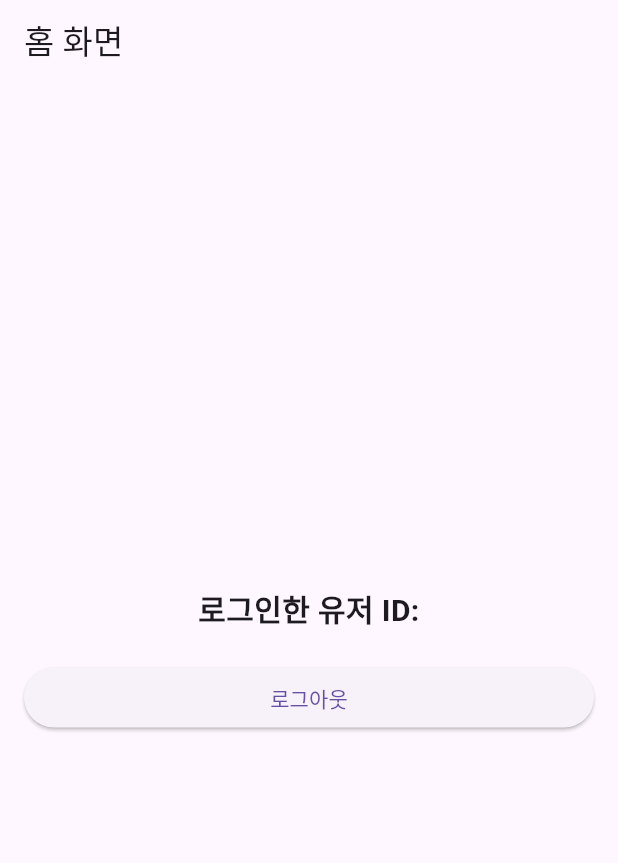
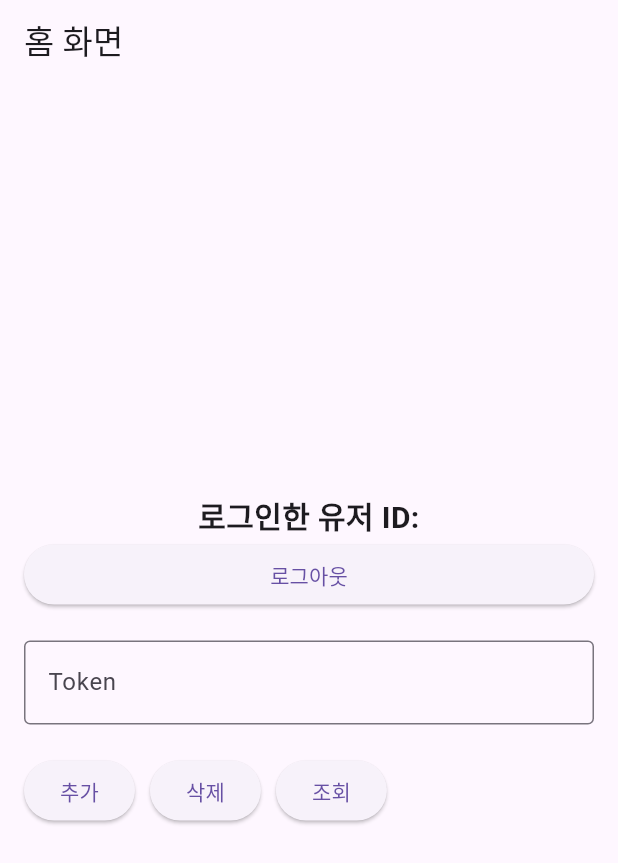
Before and after one commit to monibu1548/swm_flutter_package, a Flutter app: the screen it shows once a user with an empty profile is signed in, on a phone screen of 412 x 824 dp. Shown: the top 863 px of the screen. Run offline on Flutter 3.47's test engine with Material 3 defaults, Android fonts, the phone set to English and light mode, and no system bars; our stand-ins replace supabase_flutter; accounts and stored records are empty.

```diff
--- a/pubspec.yaml
+++ b/pubspec.yaml
@@ -10,6 +10,7 @@ environment:
 dependencies:
   flutter:
     sdk: flutter
+  http: ^1.2.1
   supabase_flutter: ^2.5.4
 
 dev_dependencies:
--- /dev/null
+++ b/sample/devtools_options.yaml
@@ -0,0 +1 @@
+extensions:
--- a/sample/lib/views/home/home_view.dart
+++ b/sample/lib/views/home/home_view.dart
@@ -1,13 +1,20 @@
 import 'package:flutter/material.dart';
 import 'package:flutter_package_sample/views/home/home_view_model.dart';
 import 'package:provider/provider.dart';
+import 'package:swm_flutter_package/network/api_client.dart';
 
 class HomeView extends StatelessWidget {
-  const HomeView({super.key});
+  HomeView({super.key});
+
+  // ApiClient 인스턴스를 생성하여 API 엔드포인트를 설정
+  ApiClient apiClient = ApiClient('https://dthvcgffzopawocgahnr.supabase.co/functions/v1/api');
 
   @override
   Widget build(BuildContext context) {
+    // HomeViewModel을 Provider를 통해 가져옴
     var viewModel = Provider.of<HomeViewModel>(context);
+    // TextEditingController 인스턴스를 생성하여 TextField와 연결
+    TextEditingController textController = TextEditingController();
 
     return Scaffold(
       appBar: AppBar(
@@ -19,17 +26,62 @@ class HomeView extends StatelessWidget {
           mainAxisAlignment: MainAxisAlignment.center,
           crossAxisAlignment: CrossAxisAlignment.stretch,
           children: [
+            // 로그인한 유저 ID를 표시하는 텍스트 위젯
             Text(
               '로그인한 유저 ID: ${viewModel.userID()}',
               style: TextStyle(fontSize: 20, fontWeight: FontWeight.bold),
               textAlign: TextAlign.center,
             ),
-            SizedBox(height: 20),
             ElevatedButton(
               onPressed: () {
+                // 로그아웃 버튼을 눌렀을 때의 동작
                 viewModel.signOut();
               },
               child: Text('로그아웃'),
+            ),
+            SizedBox(height: 20),
+            // 사용자로부터 입력을 받을 TextField
+            TextField(
+              controller: textController,
+              decoration: InputDecoration(
+                labelText: 'Token',
+                border: OutlineInputBorder(),
+              ),
+            ),
+            SizedBox(height: 20),
+            // API 요청을 위한 버튼들을 포함하는 Row
+            Row(
+              children: [
+                ElevatedButton(
+                  onPressed: () {
+                    // '추가' 버튼을 눌렀을 때 API의 POST 엔드포인트를 호출
+                    apiClient.post('/users/v1/fcmToken', {'fcmToken': textController.text})
+                        .then((value) => print(value)) // 응답을 출력
+                        .catchError((error) => print(error)); // 에러를 출력
+                  },
+                  child: Text('추가'),
+                ),
+                SizedBox(width: 10),
+                ElevatedButton(
+                  onPressed: () {
+                    // '삭제' 버튼을 눌렀을 때 API의 DELETE 엔드포인트를 호출
+                    apiClient.delete('/users/v1/fcmToken', {'fcmToken': textController.text})
+                        .then((value) => print(value)) // 응답을 출력
+                        .catchError((error) => print(error)); // 에러를 출력
+                  },
+                  child: Text('삭제'),
+                ),
+                SizedBox(width: 10),
+                ElevatedButton(
+                  onPressed: () {
+                    // '조회' 버튼을 눌렀을 때 API의 GET 엔드포인트를 호출
+                    apiClient.get('/users/v1/fcmToken')
+                        .then((value) => print(value)) // 응답을 출력
+                        .catchError((error) => print(error)); // 에러를 출력
+                  },
+                  child: Text('조회'),
+                ),
+              ],
             ),
           ],
         ),
```
Also changed, not shown: lib/network/api_client.dart (added, +49 -0 lines), pubspec.lock.
